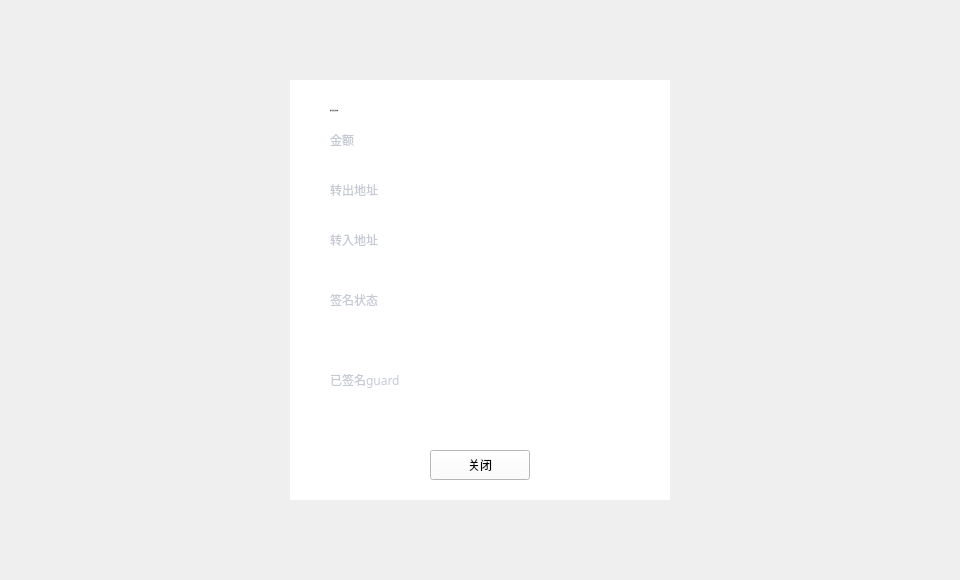
Qt form LNKWallet/guard/ColdHotInfoDialog.ui (HcashOrg/hx-indicator) before a commit.
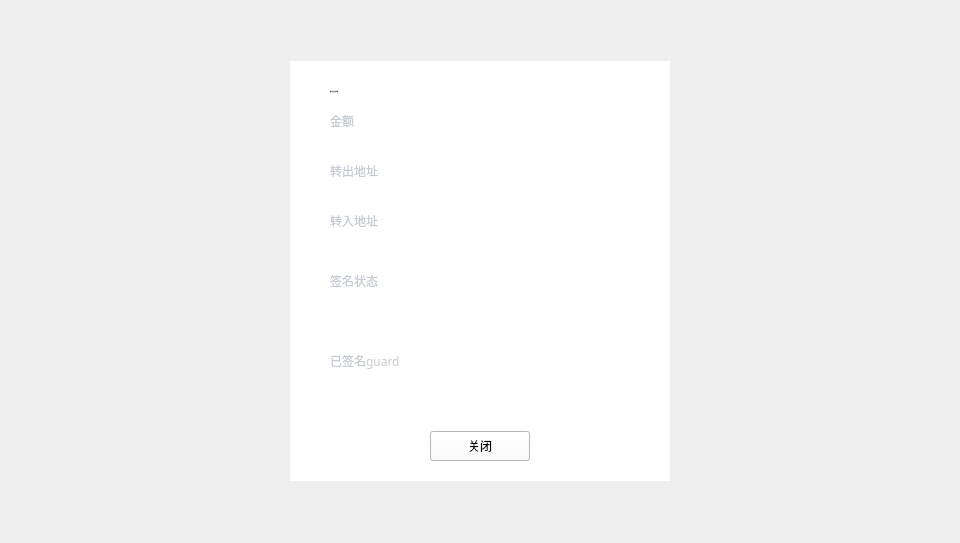
The same form after that commit.

The edit to the form file:
```diff
--- a/LNKWallet/guard/ColdHotInfoDialog.ui
+++ b/LNKWallet/guard/ColdHotInfoDialog.ui
@@ -7,7 +7,7 @@
     <x>0</x>
     <y>0</y>
     <width>960</width>
-    <height>580</height>
+    <height>543</height>
    </rect>
   </property>
   <property name="windowTitle">
@@ -19,7 +19,7 @@
      <x>0</x>
      <y>0</y>
      <width>960</width>
-     <height>580</height>
+     <height>543</height>
     </rect>
    </property>
    <property name="font">
@@ -33,7 +33,7 @@
     <property name="geometry">
      <rect>
       <x>290</x>
-      <y>80</y>
+      <y>61</y>
       <width>380</width>
       <height>420</height>
      </rect>
```
